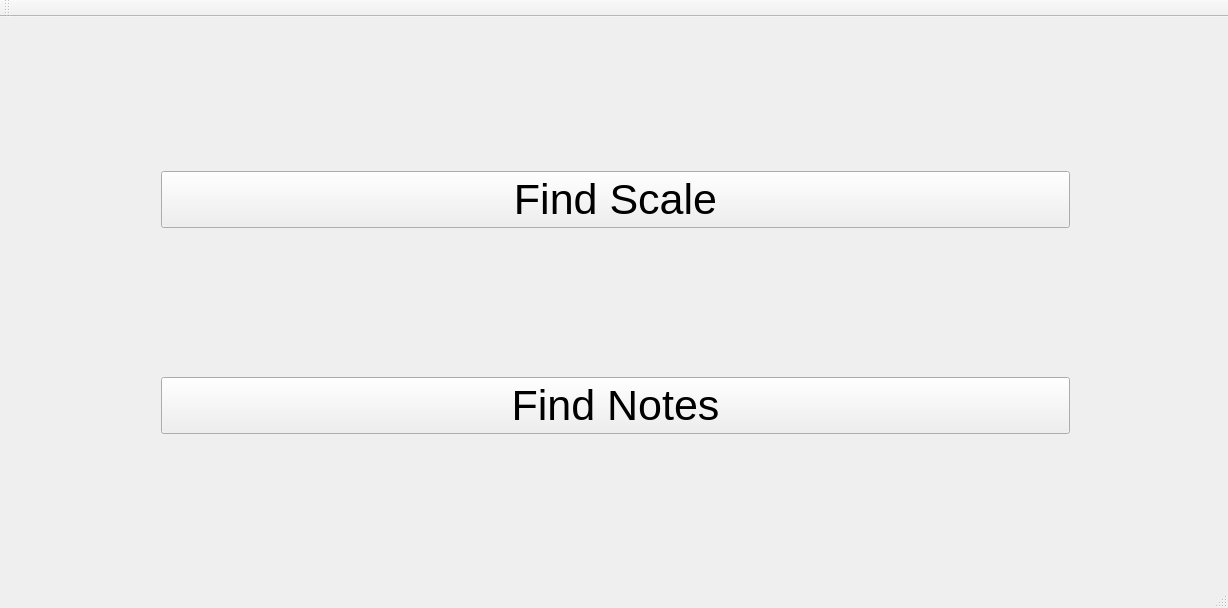
First picture: the form in mainwindow.ui, repository ThinkRORBOT/ScaleGuide, before the edit.
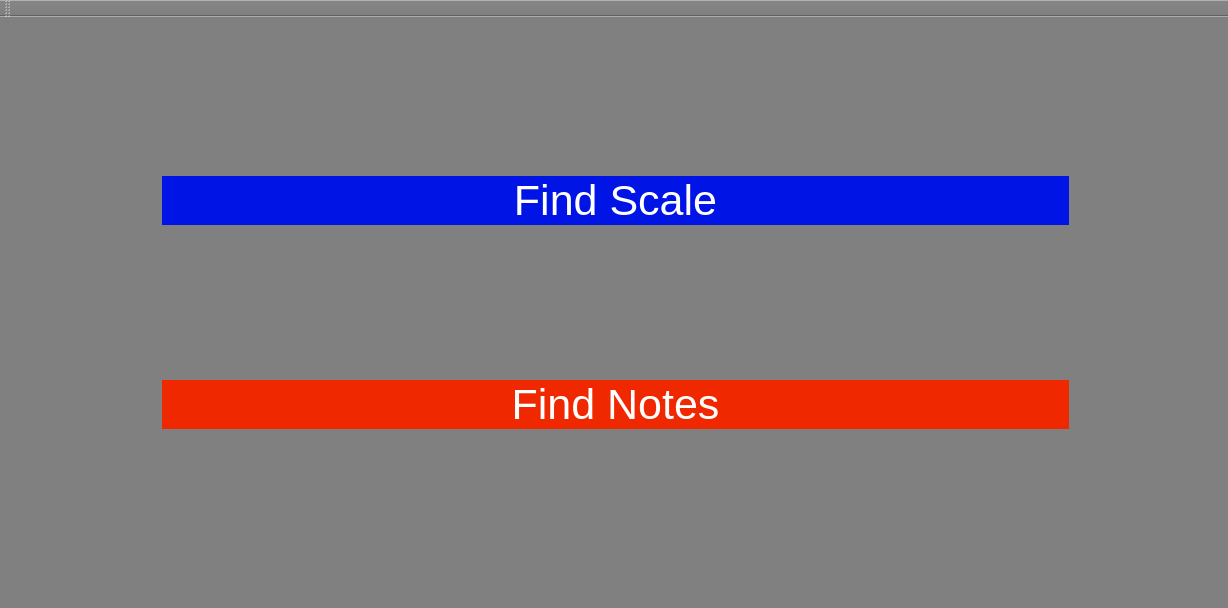
Second picture: the form after the edit.

Commit message: Changed colour scheme of main window, added ui elements to scale mode

What changed in the file:
```diff
--- a/mainwindow.ui
+++ b/mainwindow.ui
@@ -26,11 +26,8 @@
    <string>MainWindow</string>
   </property>
   <property name="styleSheet">
-   <string notr="true">QPushButton#noteButton {color:b60000}
-
-QPushButton#noteButton:hover (color:ff0000)
-
-background-color: #fff</string>
+   <string notr="true">
+background-color:grey</string>
   </property>
   <widget class="QWidget" name="centralWidget">
    <widget class="QWidget" name="verticalLayoutWidget">
@@ -63,8 +60,12 @@
         </font>
        </property>
        <property name="styleSheet">
-        <string notr="true">QPushButton#scaleButton{color:0d02af}
-QPushButton#scaleButton:hover{color:0000ff}</string>
+        <string notr="true">QPushButton{background-color:rgb(0, 20, 230);}
+QPushButton:hover{background-color:rgb(0, 0, 255);
+opacity: 0.7;}
+QPushButton{color:rgb(255, 255, 255);
+opacity: 0.7;}
+QPushButton{border: 1px solid gray;}</string>
        </property>
        <property name="text">
         <string>Find Scale</string>
@@ -78,6 +79,20 @@
          <pointsize>32</pointsize>
         </font>
        </property>
+       <property name="styleSheet">
+        <string notr="true">QPushButton {
+background-color:rgb(240,40, 0);
+border:1px solid gray;
+color: white;
+opacity:0.7;
+
+}
+
+QPushButton:hover {background-color:rgb(255, 0 , 0);
+color: white;
+opacity: 0.7;}
+</string>
+       </property>
        <property name="text">
         <string>Find Notes</string>
        </property>
```
Left out of the diff: 2 changed lines with no effect on the pictures. The commit also changes 4 other files.
